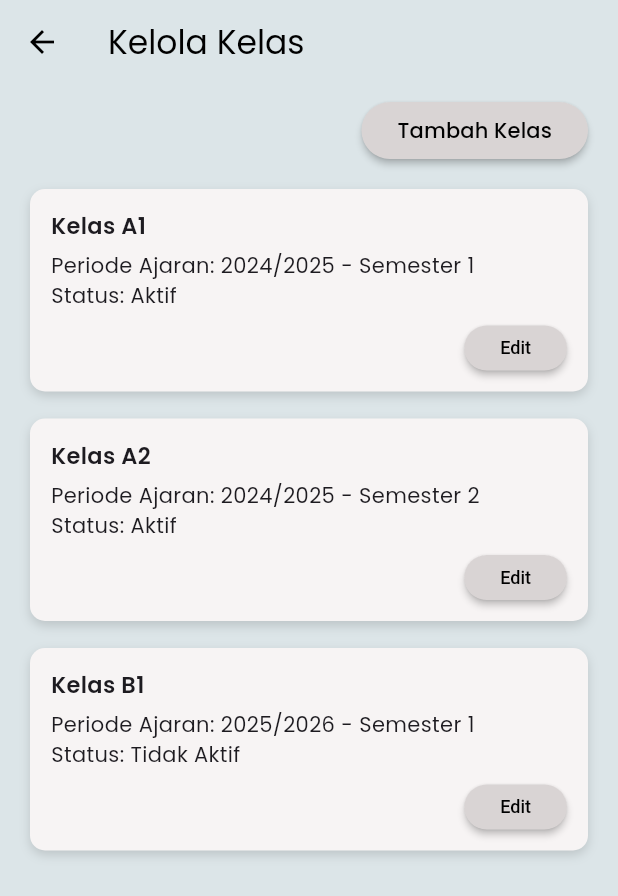
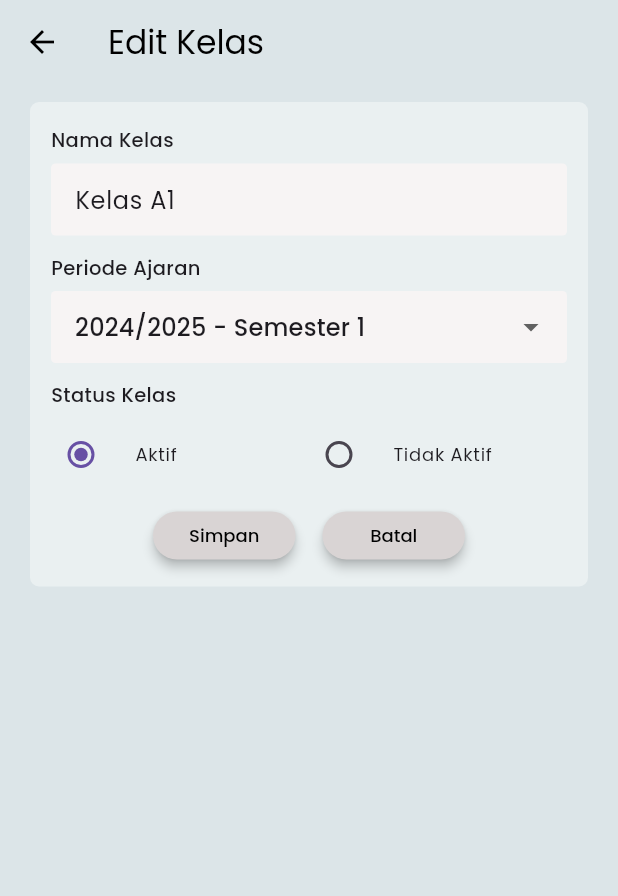
Before and after one commit to danavaaa/smartpaud, a Flutter app: the KelasPage screen opened directly, after a tap on "Edit", on a phone screen of 412 x 824 dp. Shown: the top 896 px of the screen. Run offline on Flutter 3.47's test engine with Material 3 defaults, Android fonts, the phone set to English and light mode, and no system bars; our stand-ins replace supabase_flutter; accounts and stored records are empty.

Commit message:
halaman edit dan tambah kelas

```diff
--- /dev/null
+++ b/lib/features/admin/kelas/kelas_form_page.dart
@@ -0,0 +1,269 @@
+import 'package:flutter/material.dart';
+
+// Halaman form untuk menambah atau mengedit data kelas
+class KelasFormPage extends StatefulWidget {
+  final String? namaKelas;
+  final String? periodeAjaran;
+  final bool? isActive;
+
+  const KelasFormPage({
+    super.key,
+    this.namaKelas,
+    this.periodeAjaran,
+    this.isActive,
+  });
+
+  @override
+  State<KelasFormPage> createState() => _KelasFormPageState();
+}
+
+// State dari halaman form kelas
+class _KelasFormPageState extends State<KelasFormPage> {
+  // Controller untuk input nama kelas
+  final _namaKelasController = TextEditingController();
+
+  // Menyimpan pilihan periode ajaran
+  String? selectedPeriode;
+
+  // Menyimpan status kelas, default aktif
+  bool isActive = true;
+
+  // Mengecek apakah halaman sedang dalam mode edit
+  bool get isEdit => widget.namaKelas != null;
+
+  @override
+  void initState() {
+    super.initState();
+
+    // Jika mode edit, isi field form dengan data lama
+    if (isEdit) {
+      _namaKelasController.text = widget.namaKelas!;
+      selectedPeriode = widget.periodeAjaran;
+      isActive = widget.isActive ?? true;
+    }
+  }
+
+  @override
+  void dispose() {
+    // bersihkan controller saat halaman ditutup
+    _namaKelasController.dispose();
+    super.dispose();
+  }
+
+  // Fungsi untuk membuat dekorasi input yang sama
+  InputDecoration customInputDecoration(String hint) {
+    return InputDecoration(
+      hintText: hint,
+      hintStyle: const TextStyle(
+        fontSize: 12,
+        color: Color(0xFFB8B1B1),
+        fontFamily: 'Poppins',
+      ),
+      filled: true,
+      fillColor: const Color(0xFFF7F4F4),
+      contentPadding: const EdgeInsets.symmetric(horizontal: 12, vertical: 12),
+      border: OutlineInputBorder(
+        borderRadius: BorderRadius.circular(3),
+        borderSide: BorderSide.none,
+      ),
+      enabledBorder: OutlineInputBorder(
+        borderRadius: BorderRadius.circular(3),
+        borderSide: BorderSide.none,
+      ),
+    );
+  }
+
+  // Fungsi untuk membuat label di atas input
+  Widget buildLabel(String text) {
+    return Padding(
+      padding: const EdgeInsets.only(bottom: 6),
+      child: Align(
+        alignment: Alignment.centerLeft,
+        child: Text(
+          text,
+          style: const TextStyle(
+            fontSize: 13,
+            fontWeight: FontWeight.w500,
+            fontFamily: 'Poppins',
+          ),
+        ),
+      ),
+    );
+  }
+
+  // Fungsi untuk membuat tombol aksi seperti Simpan dan Batal
+  Widget buildActionButton({
+    required String title,
+    required VoidCallback onTap,
+  }) {
+    return SizedBox(
+      width: 95,
+      height: 32,
+      child: ElevatedButton(
+        onPressed: onTap,
+        style: ElevatedButton.styleFrom(
+          backgroundColor: const Color(0xFFD9D4D4),
+          foregroundColor: Colors.black,
+          elevation: 3,
+          shape: RoundedRectangleBorder(
+            borderRadius: BorderRadius.circular(16),
+          ),
+          textStyle: const TextStyle(
+            fontSize: 12,
+            fontWeight: FontWeight.w500,
+            fontFamily: 'Poppins',
+          ),
+        ),
+        child: Text(title),
+      ),
+    );
+  }
+
+  @override
+  Widget build(BuildContext context) {
+    // Judul halaman berubah sesuai mode form
+    final title = isEdit ? 'Edit Kelas' : 'Tambah Kelas';
+
+    return Scaffold(
+      // Warna latar belakang halaman
+      backgroundColor: const Color(0xFFDCE5E8),
+
+      // AppBar di bagian atas halaman
+      appBar: AppBar(
+        backgroundColor: const Color(0xFFDCE5E8),
+        elevation: 0,
+        scrolledUnderElevation: 0,
+        iconTheme: const IconThemeData(color: Colors.black),
+
+        // Menampilkan judul halaman sesuai mode
+        title: Text(title, style: const TextStyle(color: Colors.black)),
+      ),
+
+      // Isi halaman
+      body: Padding(
+        // Memberi jarak isi dari tepi layar
+        padding: const EdgeInsets.fromLTRB(20, 12, 20, 20),
+        child: Column(
+          children: [
+            // Container utama form input
+            Container(
+              width: double.infinity,
+              padding: const EdgeInsets.fromLTRB(14, 16, 14, 18),
+              decoration: BoxDecoration(
+                color: const Color(0xFFEAF0F1),
+                borderRadius: BorderRadius.circular(6),
+              ),
+              child: Column(
+                children: [
+                  // Input nama kelas
+                  buildLabel('Nama Kelas'),
+                  TextField(
+                    controller: _namaKelasController,
+                    decoration: customInputDecoration('Contoh: Kelas A1'),
+                  ),
+                  const SizedBox(height: 12),
+
+                  // Input pilihan periode ajaran
+                  buildLabel('Periode Ajaran'),
+                  DropdownButtonFormField<String>(
+                    value: selectedPeriode,
+                    decoration: customInputDecoration('Pilih Periode Ajaran'),
+                    items: const [
+                      DropdownMenuItem(
+                        value: '2024/2025 - Semester 1',
+                        child: Text('2024/2025 - Semester 1'),
+                      ),
+                      DropdownMenuItem(
+                        value: '2024/2025 - Semester 2',
+                        child: Text('2024/2025 - Semester 2'),
+                      ),
+                      DropdownMenuItem(
+                        value: '2025/2026 - Semester 1',
+                        child: Text('2025/2026 - Semester 1'),
+                      ),
+                    ],
+                    onChanged: (value) {
+                      // Mengubah nilai periode ajaran yang dipilih
+                      setState(() => selectedPeriode = value);
+                    },
+                  ),
+                  const SizedBox(height: 12),
+
+                  // Pilihan status kelas
+                  buildLabel('Status Kelas'),
+                  Row(
+                    children: [
+                      Expanded(
+                        child: RadioListTile<bool>(
+                          contentPadding: EdgeInsets.zero,
+                          value: true,
+                          groupValue: isActive,
+                          onChanged: (value) {
+                            if (value != null) {
+                              setState(() => isActive = value);
+                            }
+                          },
+                          title: const Text(
+                            'Aktif',
+                            style: TextStyle(
+                              fontSize: 12,
+                              fontFamily: 'Poppins',
+                            ),
+                          ),
+                          dense: true,
+                        ),
+                      ),
+                      Expanded(
+                        child: RadioListTile<bool>(
+                          contentPadding: EdgeInsets.zero,
+                          value: false,
+                          groupValue: isActive,
+                          onChanged: (value) {
+                            if (value != null) {
+                              // Mengubah status kelas menjadi tidak aktif
+                              setState(() => isActive = value);
+                            }
+                          },
+                          title: const Text(
+                            'Tidak Aktif',
+                            style: TextStyle(
+                              fontSize: 12,
+                              fontFamily: 'Poppins',
+                            ),
+                          ),
+                          dense: true,
+                        ),
+                      ),
+                    ],
+                  ),
+                  const SizedBox(height: 14),
+
+                  // Tombol aksi Simpan dan Batal
+                  Row(
+                    mainAxisAlignment: MainAxisAlignment.center,
+                    children: [
+                      buildActionButton(
+                        title: 'Simpan',
+                        onTap: () {
+                          Navigator.pop(context);
+                        },
+                      ),
+                      const SizedBox(width: 18),
+                      buildActionButton(
+                        title: 'Batal',
+                        onTap: () {
+                          // Menutup halaman form tanpa menyimpan perubahan
+                          Navigator.pop(context);
+                        },
+                      ),
+                    ],
+                  ),
+                ],
+              ),
+            ),
+          ],
+        ),
+      ),
+    );
+  }
+}
--- a/lib/features/admin/kelas/kelas_page.dart
+++ b/lib/features/admin/kelas/kelas_page.dart
@@ -1,4 +1,5 @@
 import 'package:flutter/material.dart';
+import 'kelas_form_page.dart';
 
 // Halaman untuk menampilkan dan mengelola daftar kelas
 class KelasPage extends StatelessWidget {
@@ -58,8 +59,19 @@
                 height: 30,
                 child: ElevatedButton(
                   // Fungsi tombol edit
-                  onPressed: () {},
-
+                  onPressed: () {
+                    Navigator.push(
+                      context,
+                      MaterialPageRoute(
+                        builder:
+                            (_) => KelasFormPage(
+                              namaKelas: namaKelas,
+                              periodeAjaran: periodeAjaran,
+                              isActive: status == 'Aktif',
+                            ),
+                      ),
+                    );
+                  },
                   // Mengatur tampilan tombol edit
                   style: ElevatedButton.styleFrom(
                     backgroundColor: const Color(0xFFD9D4D4),
@@ -120,8 +132,13 @@
               child: SizedBox(
                 height: 38,
                 child: ElevatedButton(
-                  // Fungsi tombol tambah kelas masih kosong
-                  onPressed: () {},
+                  // Fungsi tombol tambah kelas
+                  onPressed: () {
+                    Navigator.push(
+                      context,
+                      MaterialPageRoute(builder: (_) => const KelasFormPage()),
+                    );
+                  },
 
                   // Mengatur tampilan tombol
                   style: ElevatedButton.styleFrom(
```
